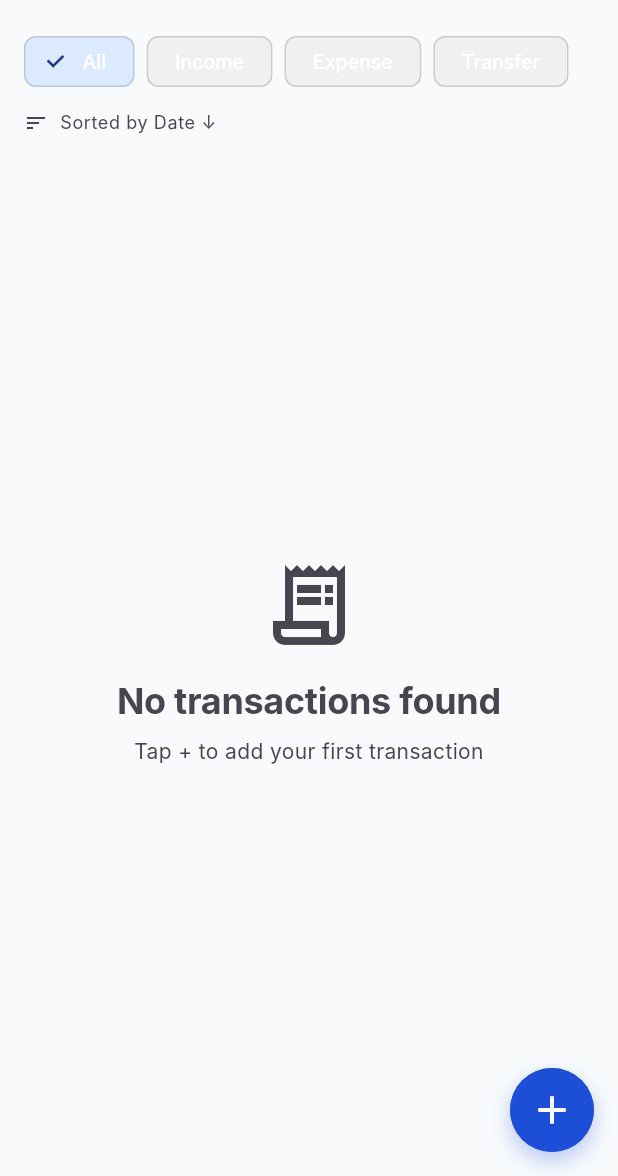
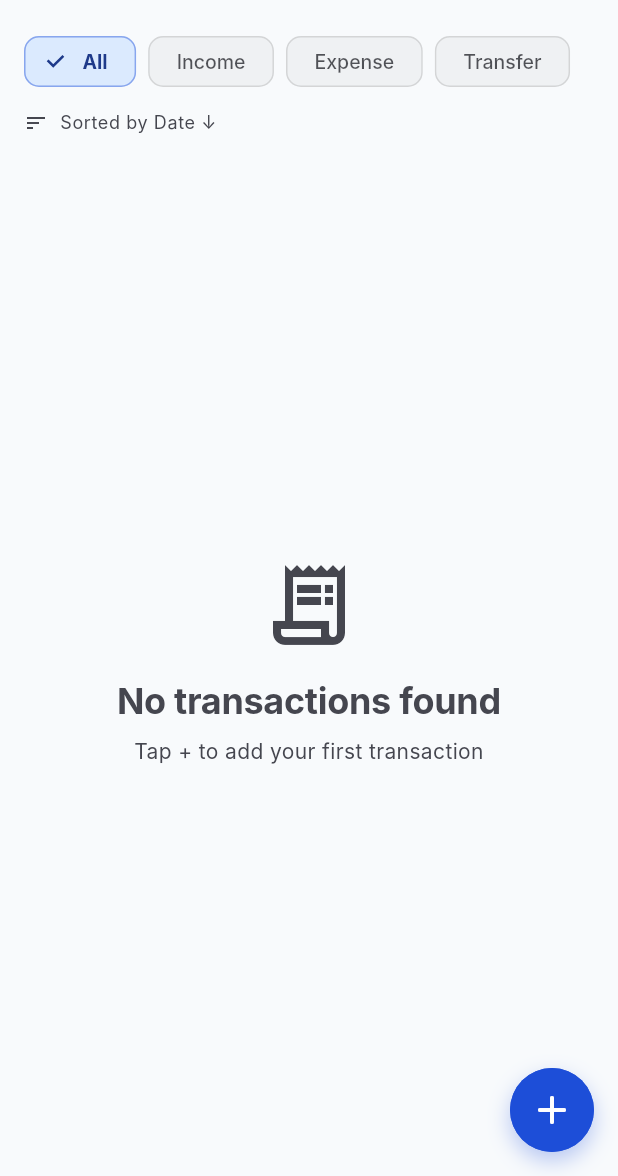
Before and after one commit to iampownkumar/kora_expense_tracker, a Flutter app: the TransactionsScreen screen opened directly, on a phone screen of 412 x 824 dp, the part 60-1236 px from its top. Run offline on Flutter 3.47's test engine with Material 3 defaults, Android fonts, the phone set to English and light mode, and no system bars; our stand-ins replace file_picker, image_picker, pdf, permission_handler, shared_preferences, sqflite; accounts and stored records are empty; Roboto replaces fonts that are missing (Inter).

Commit message:
fix: contrast and text visibility of filter chips in transactions_screen.dart in light mode

```diff
--- a/lib/screens/transactions_screen.dart
+++ b/lib/screens/transactions_screen.dart
@@ -231,6 +231,7 @@ class _TransactionsScreenState extends State<TransactionsScreen> {
   /// Build filter chips for transaction types
   Widget _buildFilterChips() {
     final filters = ['All', 'Income', 'Expense', 'Transfer'];
+    final isDark = Theme.of(context).brightness == Brightness.dark;
 
     return Container(
       height: 50,
@@ -245,15 +246,36 @@ class _TransactionsScreenState extends State<TransactionsScreen> {
           return Padding(
             padding: const EdgeInsets.only(right: 8),
             child: FilterChip(
-              label: Text(filter),
+              label: Text(
+                filter,
+                style: TextStyle(
+                  fontWeight: isSelected ? FontWeight.w700 : FontWeight.w500,
+                  color: isSelected
+                      ? Theme.of(context).colorScheme.onPrimaryContainer
+                      : Theme.of(context).colorScheme.onSurface.withValues(alpha: 0.75),
+                ),
+              ),
               selected: isSelected,
               onSelected: (selected) {
                 setState(() {
                   _selectedFilter = filter;
                 });
               },
+              backgroundColor: isDark
+                  ? Colors.white.withValues(alpha: 0.05)
+                  : Colors.black.withValues(alpha: 0.035),
               selectedColor: Theme.of(context).colorScheme.primaryContainer,
               checkmarkColor: Theme.of(context).colorScheme.onPrimaryContainer,
+              shape: RoundedRectangleBorder(
+                borderRadius: BorderRadius.circular(10),
+              ),
+              side: BorderSide(
+                color: isSelected
+                    ? Theme.of(context).colorScheme.primary.withValues(alpha: 0.25)
+                    : (isDark
+                        ? Colors.white.withValues(alpha: 0.08)
+                        : Colors.black.withValues(alpha: 0.06)),
+              ),
             ),
           );
         },
```
